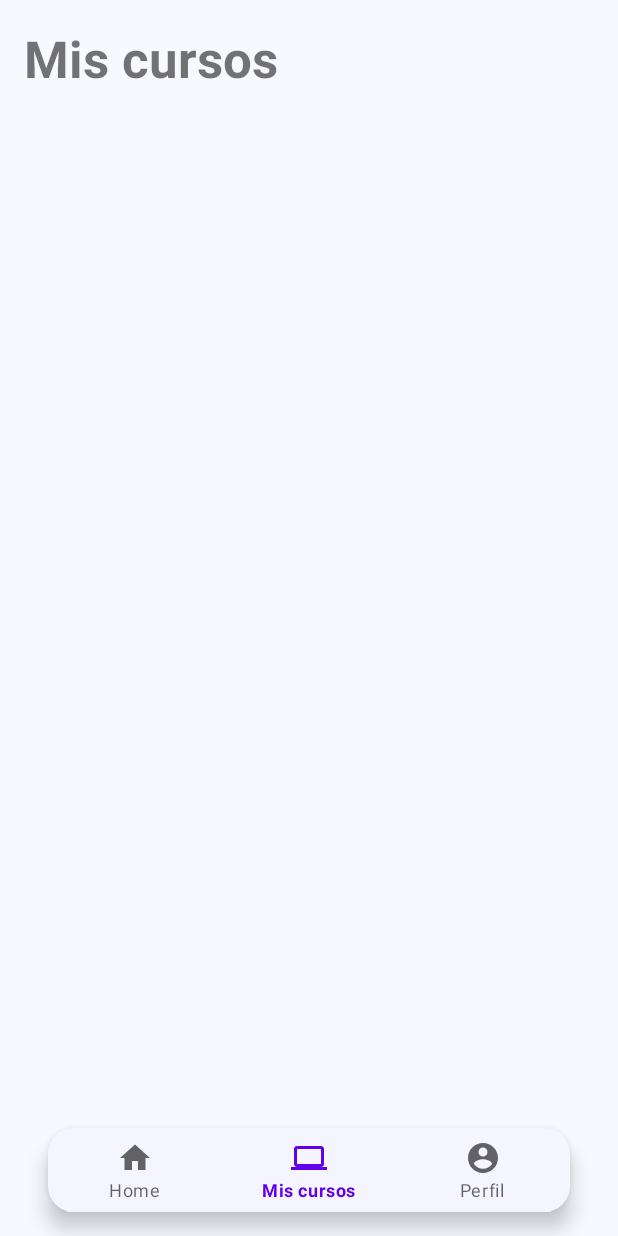
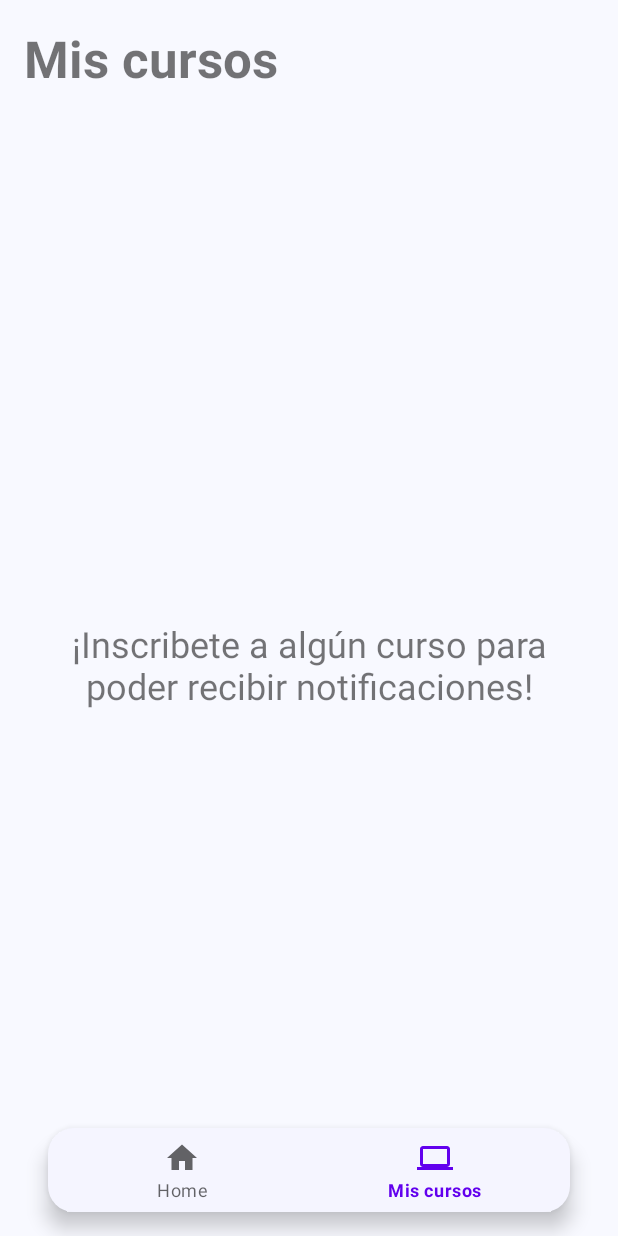
Before and after one commit to Hana897TRX/WomenPlusTechAndroid, an Android app: the MyCourses screen opened through its navigation route, on a phone screen of 412 x 824 dp. Run offline under Robolectric (Android 15) with nearby library versions, the phone set to English and light mode, and no system bars; our stand-ins replace Firebase (no records; nobody signed in at launch, a user with empty details on screens opened directly), navigation-ui; libraries missing offline, so code that uses them is left out: com.facebook.drawee; 13 statements that could not run were skipped.

Commit message:
bug fixed

```diff
--- a/app/src/main/java/com/hana897trx/womenplustech/view/MyCourses.kt
+++ b/app/src/main/java/com/hana897trx/womenplustech/view/MyCourses.kt
@@ -11,6 +11,7 @@ import androidx.recyclerview.widget.RecyclerView
 import com.hana897trx.womenplustech.R
 import com.hana897trx.womenplustech.model.API.APIMessages
 import com.hana897trx.womenplustech.model.Adapter.MyCoursesAdapter
+import com.hana897trx.womenplustech.model.Models.Event
 import com.hana897trx.womenplustech.model.Utility.AppDB
 import kotlinx.coroutines.Dispatchers
 import kotlinx.coroutines.launch
@@ -36,7 +37,7 @@ class MyCourses : Fragment() {
         rvCourses.layoutManager = LinearLayoutManager(view.context, LinearLayoutManager.VERTICAL, false)
 
         lifecycleScope.launch(Dispatchers.IO) {
-            val events = db.eventDao().getRegisterEvents()
+            val events : List<Event> = db.eventDao().getRegisterEvents()
 
             withContext(Dispatchers.Main) {
                 val adapter = MyCoursesAdapter(view.context,
--- a/app/src/main/java/com/hana897trx/womenplustech/viewmodel/HomeViewModel.kt
+++ b/app/src/main/java/com/hana897trx/womenplustech/viewmodel/HomeViewModel.kt
@@ -1,15 +1,45 @@
 package com.hana897trx.womenplustech.viewmodel
 
+import android.app.AlertDialog
+import android.content.Context
+import android.widget.EditText
+import androidx.cardview.widget.CardView
+import androidx.databinding.BindingAdapter
 import androidx.lifecycle.MutableLiveData
 import androidx.lifecycle.ViewModel
 import com.hana897trx.womenplustech.model.Models.Event
 import com.hana897trx.womenplustech.model.Observable.EventsObservable
 import org.json.JSONArray
+import android.content.DialogInterface
 
-class HomeViewModel : ViewModel() {
+class HomeViewModel() : ViewModel() {
     private var campus : MutableLiveData<JSONArray>
     private var events : MutableLiveData<List<Event>>
     private var eventObservable : EventsObservable
+
+    /*
+    companion object {
+        @JvmStatic
+        @BindingAdapter("click")
+        fun setName(card : CardView) {
+            var text = ""
+            val builder = AlertDialog.Builder(card.context)
+            builder.setTitle("¿Cuál es tu nombre?")
+            val input = EditText(card.context)
+            builder.setView(input)
+
+            builder.setPositiveButton("OK") { dialog, which ->
+                text = input.text.toString()
+            }
+
+            builder.setNegativeButton("Cancel") { dialog, which ->
+                dialog.cancel()
+            }
+
+            builder.show()
+        }
+    }
+     */
 
     init {
         eventObservable = EventsObservable()
--- a/app/src/main/res/layout/fragment_my_courses.xml
+++ b/app/src/main/res/layout/fragment_my_courses.xml
@@ -30,4 +30,18 @@
         app:layout_constraintEnd_toEndOf="parent"
         app:layout_constraintStart_toStartOf="parent"
         app:layout_constraintTop_toBottomOf="@+id/textView6" />
+
+    <TextView
+        android:id="@+id/txtNoCursos"
+        android:layout_width="0dp"
+        android:layout_height="wrap_content"
+        android:layout_marginStart="16dp"
+        android:layout_marginEnd="16dp"
+        android:text="¡Inscribete a algún curso para poder recibir notificaciones!"
+        android:textAlignment="center"
+        android:textSize="24sp"
+        app:layout_constraintBottom_toBottomOf="@+id/rvMyCourses"
+        app:layout_constraintEnd_toEndOf="parent"
+        app:layout_constraintStart_toStartOf="parent"
+        app:layout_constraintTop_toBottomOf="@+id/textView6" />
 </androidx.constraintlayout.widget.ConstraintLayout>
--- a/app/src/main/res/menu/menu.xml
+++ b/app/src/main/res/menu/menu.xml
@@ -14,8 +14,10 @@
         android:title="Noticias">
     </item>
     -->
+    <!--
     <item android:id="@+id/myAccount"
         android:icon="@drawable/ic_account_black"
         android:title="Perfil">
     </item>
+    -->
 </menu>
--- a/build.gradle
+++ b/build.gradle
@@ -6,7 +6,7 @@ buildscript {
         jcenter()
     }
     dependencies {
-        classpath "com.android.tools.build:gradle:4.1.3"
+        classpath 'com.android.tools.build:gradle:7.0.1'
         classpath "org.jetbrains.kotlin:kotlin-gradle-plugin:$kotlin_version"
         classpath 'com.google.gms:google-services:4.3.8'
 
```
Also changed, not shown: app/src/main/res/layout/fragment_home.xml (+7 -3 lines), app/src/main/res/drawable/woman.png (added), gradle/wrapper/gradle-wrapper.properties.
